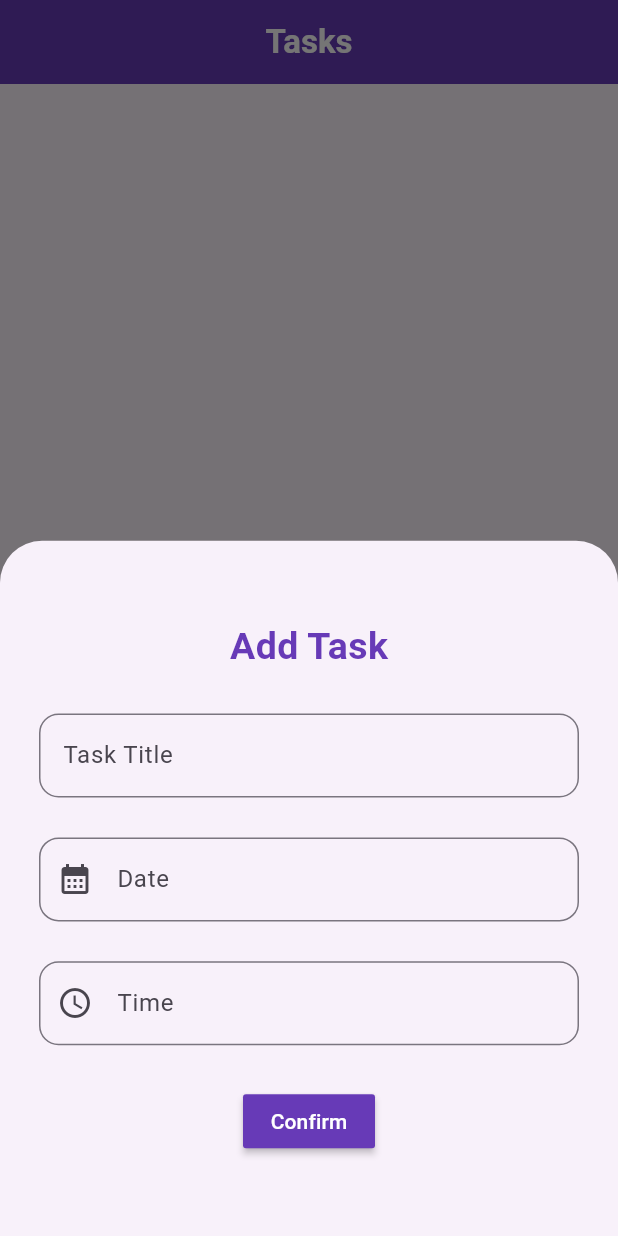
After one commit to GeorgeWagih-git/Todo-App, a Flutter app: the screen it shows after launch, after a tap on the "add" icon, on a phone screen of 412 x 824 dp. The commit adds this screen. Run offline on Flutter 3.47's test engine with Material 3 defaults, Android fonts, the phone set to English and light mode, and no system bars; our stand-ins replace flutter_bloc.

Commit message:
Make add task button

```diff
--- a/lib/Screens/home_page.dart
+++ b/lib/Screens/home_page.dart
@@ -1,6 +1,7 @@
 import 'package:flutter/material.dart';
 import 'package:flutter_bloc/flutter_bloc.dart';
 import 'package:project/Todo_Bloc/todo_bloc.dart';
+import 'package:project/new_task_form.dart';
 
 class HomePage extends StatelessWidget {
   const HomePage({super.key});
@@ -21,7 +22,9 @@ class HomePage extends StatelessWidget {
             ),
             centerTitle: true,
           ),
-          bottomNavigationBar: BottomNavigationBar(
+          bottomNavigationBar: Theme(
+            data: Theme.of(context).copyWith(splashColor: Colors.transparent),
+            child: BottomNavigationBar(
               items: [
                 BottomNavigationBarItem(icon: Icon(Icons.task), label: 'Tasks'),
                 BottomNavigationBarItem(icon: Icon(Icons.done), label: 'Done'),
@@ -36,7 +39,20 @@ class HomePage extends StatelessWidget {
                 BlocProvider.of<TodoBloc>(context).add(state);
               },
             ),
+          ),
           body: BlocProvider.of<TodoBloc>(context).pages[state],
+          floatingActionButton: FloatingActionButton(
+            onPressed: () {
+              showModalBottomSheet(
+                context: context,
+                builder: (context) => Padding(
+                  padding: const EdgeInsets.all(8.0),
+                  child: NewTaskForm(),
+                ),
+              );
+            },
+            child: Icon(Icons.add),
+          ),
         );
       },
     );
--- /dev/null
+++ b/lib/new_task_form.dart
@@ -0,0 +1,79 @@
+import 'package:flutter/material.dart';
+
+// ignore: must_be_immutable
+class NewTaskForm extends StatelessWidget {
+  NewTaskForm({super.key});
+  var dateController = TextEditingController();
+  var timeController = TextEditingController();
+  @override
+  Widget build(BuildContext context) {
+    return Padding(
+      padding: const EdgeInsets.all(18.0),
+      child: Column(
+        mainAxisAlignment: MainAxisAlignment.spaceEvenly,
+        children: [
+          Center(
+            child: Text(
+              'Add Task',
+              style: TextStyle(
+                fontSize: 25,
+                fontWeight: FontWeight.bold,
+                color: Colors.deepPurple,
+              ),
+            ),
+          ),
+          TextField(
+            decoration: InputDecoration(
+              border: OutlineInputBorder(
+                borderRadius: BorderRadius.circular(13),
+              ),
+              label: Text('Task Title'),
+            ),
+          ),
+          TextField(
+            controller: dateController,
+            decoration: InputDecoration(
+              border: OutlineInputBorder(
+                borderRadius: BorderRadius.circular(13),
+              ),
+              label: Text('Date'),
+              prefixIcon: Icon(Icons.calendar_month),
+            ),
+            onTap: () async {
+              var date = await showDatePicker(
+                context: context,
+                firstDate: DateTime.now(),
+                lastDate: DateTime(2026),
+              );
+              dateController.text =
+                  '${date!.day.toString()}/${date.month.toString()}/${date.year.toString()}';
+            },
+          ),
+          TextField(
+            controller: timeController,
+            decoration: InputDecoration(
+              prefixIcon: Icon(Icons.access_time),
+              border: OutlineInputBorder(
+                borderRadius: BorderRadius.circular(13),
+              ),
+              label: Text('Time'),
+            ),
+            onTap: () async {
+              var time = await showTimePicker(
+                context: context,
+                initialTime: TimeOfDay.now(),
+              );
+              timeController.text = time!.format(context).toString();
+            },
+          ),
+          MaterialButton(
+            color: Colors.deepPurple,
+            textColor: Colors.white,
+            onPressed: () {},
+            child: Text('Confirm'),
+          ),
+        ],
+      ),
+    );
+  }
+}
```
Lines whose indentation alone changed are shown as unchanged.
